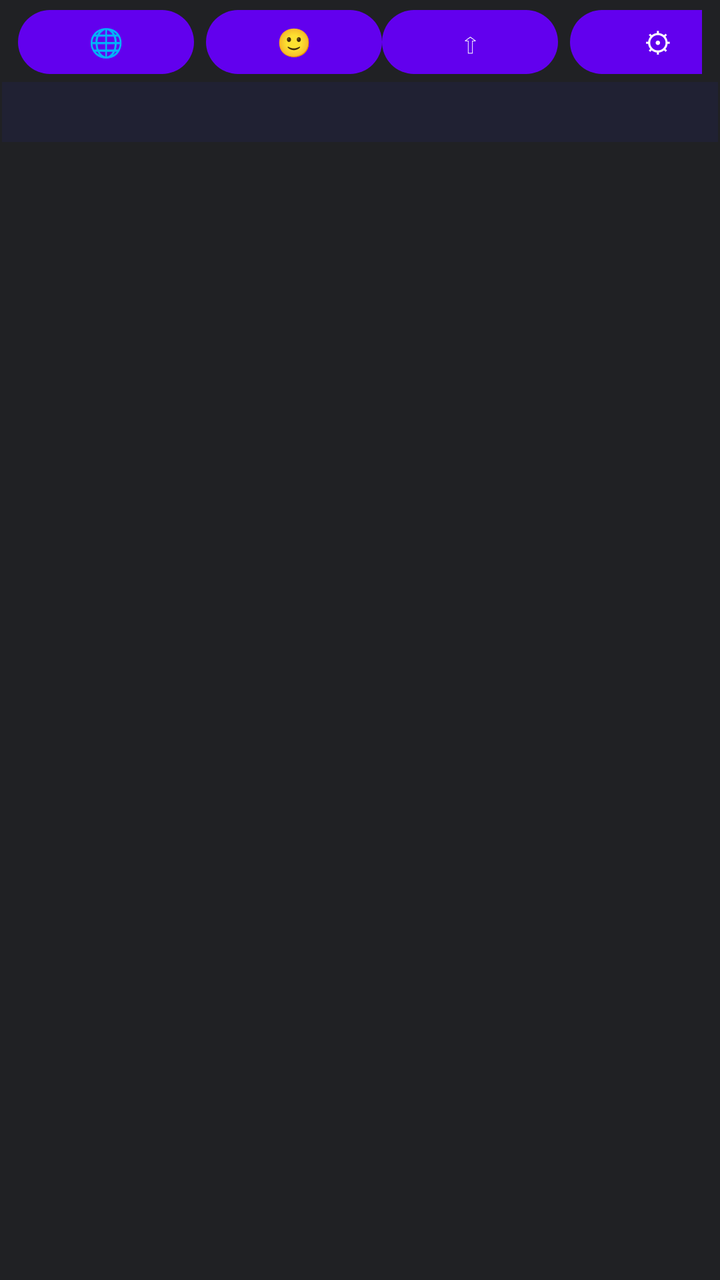
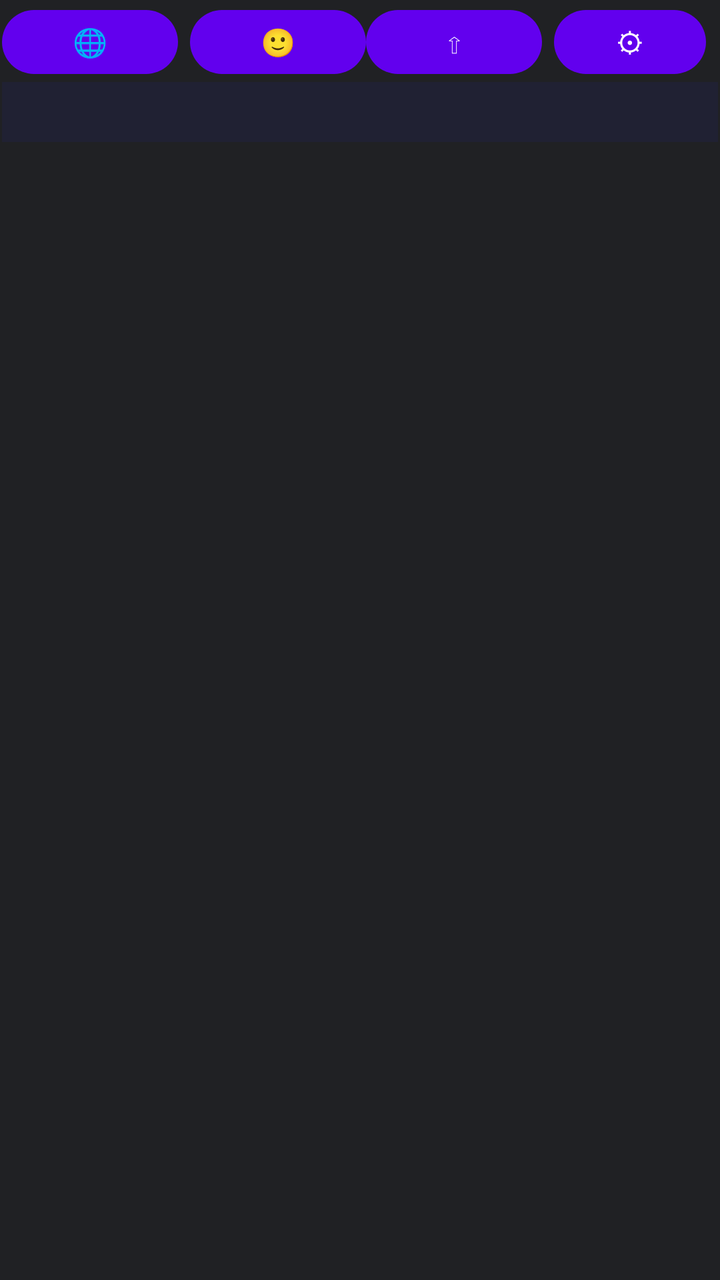

Before-and-after screenshots of an Android layout around one commit, followed by the original layout XML and the change that was made.
<!-- AndroidManifest.xml: application theme Theme.KeyboardApp -->
<!-- res/layout/keyboard_root.xml -->
<?xml version="1.0" encoding="utf-8"?>
<FrameLayout
  xmlns:android="http://schemas.android.com/apk/res/android"
  android:id="@+id/keyboard_root"
  android:layout_width="match_parent"
  android:layout_height="match_parent"
  android:background="@color/keyboard_background">

  
  <LinearLayout
    android:id="@+id/keyboard_main"
    android:layout_width="match_parent"
    android:layout_height="match_parent"
    android:orientation="vertical"
    android:padding="1dp">
    
    
    <HorizontalScrollView
      android:layout_width="match_parent"
      android:layout_height="40dp"
      android:scrollbars="none"
      android:paddingHorizontal="8dp">
      
      <LinearLayout
        android:id="@+id/control_row"
        android:layout_width="wrap_content"
        android:layout_height="match_parent"
        android:orientation="horizontal"
        android:gravity="center_vertical">
        <Button
          android:layout_width="wrap_content"
          android:layout_height="match_parent"
          android:text="🌐"
          android:layout_marginEnd="6dp"/>
        <Button
          android:layout_width="wrap_content"
          android:layout_height="match_parent"
          android:text="🙂"/>
        <Button
          android:layout_width="wrap_content"
          android:layout_height="match_parent"
          android:text="⇧"
          android:layout_marginEnd="6dp"/>
        <Button
          android:id="@+id/btn_settings"
          android:layout_width="wrap_content"
          android:layout_height="match_parent"
          android:text="⚙"
          android:layout_marginEnd="6dp"/>
      </LinearLayout>



    </HorizontalScrollView>
    
    
    <androidx.recyclerview.widget.RecyclerView
      android:id="@+id/suggestion_row"
      android:background="#22222299"
      android:layout_width="match_parent"
      android:layout_height="30dp"
      android:overScrollMode="never"
      android:paddingHorizontal="8dp" />
    
    
    <FrameLayout
      android:id="@+id/keyboard_body"
      android:layout_width="match_parent"
      android:layout_height="wrap_content" />
      
  </LinearLayout>
  
  
  
  <FrameLayout
    android:id="@+id/keyboard_overlay"
    android:visibility="gone"
    android:layout_width="match_parent"
    android:layout_height="match_parent"
    android:background="#55FF0000"/>
  
</FrameLayout>
<!-- resources referenced by this layout -->
<resources>
  <color name="keyboard_background">#202124</color>
  <style name="Theme.KeyboardApp" parent="Theme.Material3.DayNight.NoActionBar">
          
         <item name="colorPrimary">@color/primary</item>
          <item name="colorOnPrimary">@color/on_primary</item>
  
          
          <item name="colorSecondary">@color/secondary</item>
          <item name="colorOnSecondary">@color/on_secondary</item>
  
          
          <item name="android:windowBackground">@color/background</item>
          <item name="colorSurface">@color/surface</item>
          <item name="colorOnSurface">@color/on_surface</item>
  
          
          <item name="android:textColorPrimary">@color/on_surface</item>
          <item name="android:textColorSecondary">@color/on_surface_variant</item>
  
          
          <item name="keyboardBackground">?attr/colorSurface</item>
          <item name="keyboardKeyColor">@color/keyboard_key</item>
          <item name="keyboardKeyTextColor">@color/keyboard_key_text</item>
  
      </style>
  <color name="primary">#6200EE</color>
  <color name="on_primary">#FFFFFF</color>
  <color name="secondary">#03DAC5</color>
  <color name="on_secondary">#000000</color>
  <color name="background">#FFFFFF</color>
  <color name="surface">#FFFFFF</color>
  <color name="on_surface">#000000</color>
  <color name="on_surface_variant">#666666</color>
  <color name="keyboard_key">#303134</color>
  <color name="keyboard_key_text">#FFFFFF</color>
</resources>

<!-- the commit's change to res/layout/keyboard_root.xml (unified diff, before → after) -->
@@ -15,11 +15,12 @@
     android:padding="1dp">
     
     
-    <HorizontalScrollView
+    <LinearLayout
       android:layout_width="match_parent"
       android:layout_height="40dp"
-      android:scrollbars="none"
-      android:paddingHorizontal="8dp">
+      android:orientation="horizontal"
+      android:gravity="center_vertical">
+    
       
       <LinearLayout
         android:id="@+id/control_row"
@@ -48,10 +49,8 @@
           android:text="⚙"
           android:layout_marginEnd="6dp"/>
       </LinearLayout>
-
-
-
-    </HorizontalScrollView>
+      
+      </LinearLayout>
     
     
     <androidx.recyclerview.widget.RecyclerView
@@ -71,12 +70,10 @@
   </LinearLayout>
   
   
-  
   <FrameLayout
     android:id="@+id/keyboard_overlay"
     android:visibility="gone"
     android:layout_width="match_parent"
-    android:layout_height="match_parent"
-    android:background="#55FF0000"/>
-  
+    android:layout_height="match_parent"/>
+    
 </FrameLayout>
<!-- resource entries referenced after the edit -->
@@ -2,29 +2,28 @@
 <resources>
   <color name="keyboard_background">#202124</color>
   <style name="Theme.KeyboardApp" parent="Theme.Material3.DayNight.NoActionBar">
-          
-         <item name="colorPrimary">@color/primary</item>
-          <item name="colorOnPrimary">@color/on_primary</item>
+      
+      <item name="colorPrimary">@color/primary</item>
+      <item name="colorOnPrimary">@color/on_primary</item>
   
-          
-          <item name="colorSecondary">@color/secondary</item>
-          <item name="colorOnSecondary">@color/on_secondary</item>
+      
+      <item name="colorSecondary">@color/secondary</item>
+      <item name="colorOnSecondary">@color/on_secondary</item>
   
-          
-          <item name="android:windowBackground">@color/background</item>
-          <item name="colorSurface">@color/surface</item>
-          <item name="colorOnSurface">@color/on_surface</item>
+      
+      <item name="android:windowBackground">@color/background</item>
+      <item name="colorSurface">@color/surface</item>
+      <item name="colorOnSurface">@color/on_surface</item>
   
-          
-          <item name="android:textColorPrimary">@color/on_surface</item>
-          <item name="android:textColorSecondary">@color/on_surface_variant</item>
+      
+      <item name="android:textColorPrimary">@color/on_surface</item>
+      <item name="android:textColorSecondary">@color/on_surface_variant</item>
   
-          
-          <item name="keyboardBackground">?attr/colorSurface</item>
-          <item name="keyboardKeyColor">@color/keyboard_key</item>
-          <item name="keyboardKeyTextColor">@color/keyboard_key_text</item>
-  
-      </style>
+      
+      <item name="keyboardBackground">?attr/colorSurface</item>
+      <item name="keyboardKeyColor">@color/keyboard_key</item>
+      <item name="keyboardKeyTextColor">@color/keyboard_key_text</item>
+    </style>
   <color name="primary">#6200EE</color>
   <color name="on_primary">#FFFFFF</color>
   <color name="secondary">#03DAC5</color>
